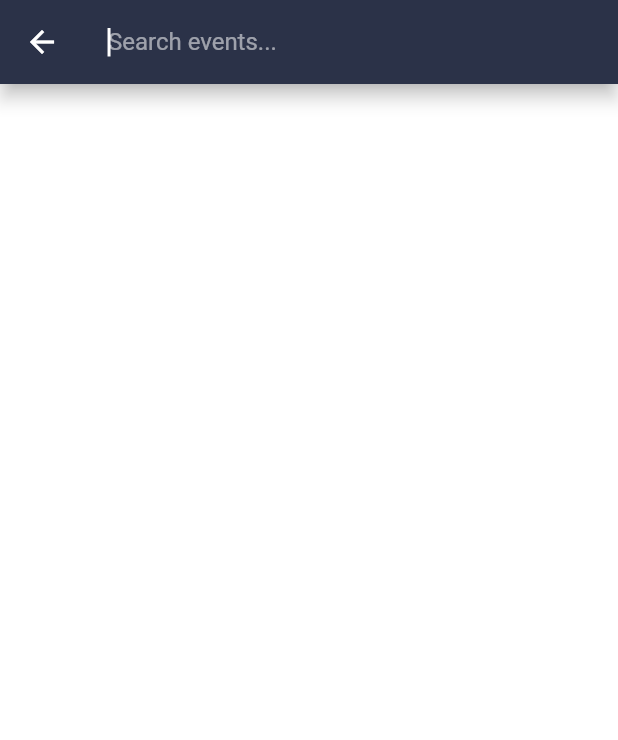
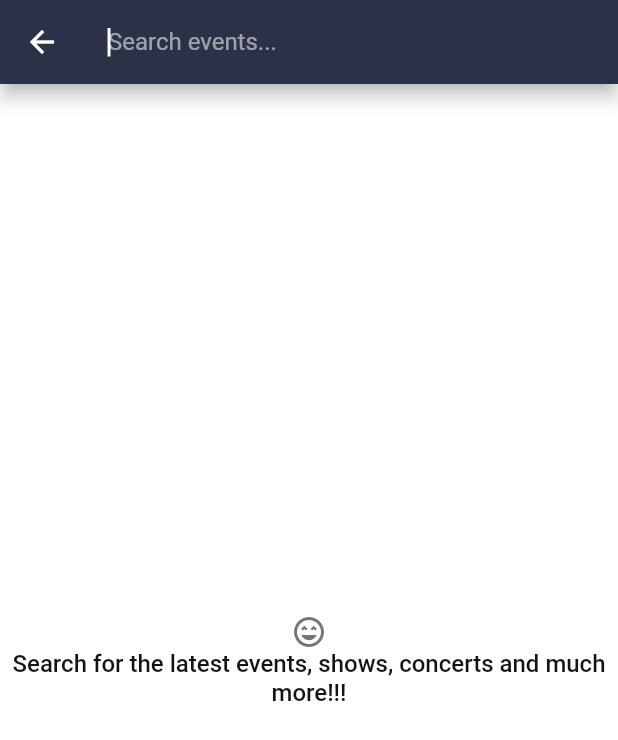
Before and after one commit to kaxp/Digital, a Flutter app: the SearchPage screen opened by its route, on a phone screen of 412 x 824 dp. Shown: the top 740 px of the screen. Run offline on Flutter 3.47's test engine with Material 2 defaults, Android fonts, the phone set to English and light mode, and no system bars; our stand-ins replace bloc, cached_network_image, connectivity_plus, dio, easy_debounce, equatable and 4 more; generated files the repository leaves out were written again; network calls fail; Roboto replaces fonts that are missing (RatMedium).

Commit message:
feature: add custom snackbar (#25)

```diff
--- /dev/null
+++ b/lib/components/molecules/snackbar/custom_snackbar.dart
@@ -0,0 +1,74 @@
+import 'package:flutter/material.dart';
+import 'package:flutter_base_template_1/components/atoms/typography/header3.dart';
+import 'package:flutter_base_template_1/components/atoms/typography/header4.dart';
+import 'package:flutter_base_template_1/config/themes/assets/app_colors.dart';
+import 'package:flutter_base_template_1/constants/spacing_constants.dart';
+
+class CustomSnackbar extends SnackBar {
+  CustomSnackbar({
+    super.key,
+    required String message,
+    Duration? duration,
+    String? actionText,
+    VoidCallback? onActionTap,
+    super.margin = const EdgeInsets.all(kSpacingSmall),
+  }) : super(
+          content: _SnackbarContent(
+            message: message,
+            actionText: actionText,
+            onActionTap: onActionTap,
+          ),
+          duration: duration ?? const Duration(seconds: 2),
+          behavior: SnackBarBehavior.floating,
+        );
+
+  static void show(BuildContext context, {required String message}) {
+    ScaffoldMessenger.of(context).showSnackBar(
+      CustomSnackbar(
+        message: message,
+      ),
+    );
+  }
+}
+
+class _SnackbarContent extends StatelessWidget {
+  const _SnackbarContent({
+    required this.message,
+    required this.actionText,
+    required this.onActionTap,
+  });
+
+  final String message;
+  final String? actionText;
+  final VoidCallback? onActionTap;
+
+  @override
+  Widget build(BuildContext context) {
+    return Column(
+      mainAxisSize: MainAxisSize.min,
+      crossAxisAlignment: CrossAxisAlignment.start,
+      children: [
+        Header3(
+          title: message,
+          color: AppColors.backgroundColor,
+        ),
+        if (actionText != null)
+          Padding(
+            padding: const EdgeInsets.only(top: kSpacingXSmall),
+            child: GestureDetector(
+              onTap: onActionTap,
+              child: Row(
+                mainAxisAlignment: MainAxisAlignment.end,
+                children: [
+                  Header4(
+                    title: actionText!,
+                    color: AppColors.lightGreyColor,
+                  )
+                ],
+              ),
+            ),
+          )
+      ],
+    );
+  }
+}
--- a/lib/l10n/intl_en.arb
+++ b/lib/l10n/intl_en.arb
@@ -7,5 +7,7 @@
     "invalidClientIdError": "Client Id is invalid, please check and try again",
     "unknownError": "Sorry, something went wrong",
     "myFavouriteEvents" : "My Favourite events",
-    "searchEvents" : "Search events..."
+    "searchEvents" : "Search events...",
+    "searchForEvents" : "Search for the latest events, shows, concerts and much more!!!",
+    "noResultFound" : "Sorry, no matching result found!\nPlease try searching with a different input."
 }
--- a/lib/modules/search/bloc/search_bloc.dart
+++ b/lib/modules/search/bloc/search_bloc.dart
@@ -27,6 +27,7 @@ class SearchBloc extends Cubit<SearchState> {
     }
 
     try {
+      emit(SearchLoading());
       final response = await _searchRepo.fetchEvents(
         searchString: searchString,
         page: state.page,
--- a/lib/modules/search/pages/search_page.dart
+++ b/lib/modules/search/pages/search_page.dart
@@ -1,9 +1,11 @@
 import 'dart:async';
 
 import 'package:flutter/material.dart';
+import 'package:flutter_base_template_1/components/atoms/typography/header2.dart';
 import 'package:flutter_base_template_1/components/molecules/app_bar/custom_appbar.dart';
 import 'package:flutter_base_template_1/components/molecules/loading_overlay/loading_overlay.dart';
 import 'package:flutter_base_template_1/components/molecules/search_input_box/custom_search_input_box.dart';
+import 'package:flutter_base_template_1/components/molecules/snackbar/custom_snackbar.dart';
 import 'package:flutter_base_template_1/components/organisms/list_views/events_list_view.dart';
 import 'package:flutter_base_template_1/constants/spacing_constants.dart';
 import 'package:flutter_base_template_1/generated/l10n.dart';
@@ -53,10 +55,47 @@ class _SearchPageState extends State<SearchPage> {
       ),
       body: BlocConsumer<SearchBloc, SearchState>(
         bloc: _searchBloc,
-        listener: (context, state) {},
+        listener: (context, state) {
+          if (state is SearchError) {
+            ScaffoldMessenger.of(context).showSnackBar(
+              CustomSnackbar(
+                message: state.errorMessage,
+                duration: const Duration(seconds: 5),
+              ),
+            );
+          }
+        },
         builder: (context, state) {
-          if (state is SearchEmpty || state is SearchInitial) {
-            return Container();
+          if (state is SearchInitial) {
+            return Center(
+              child: Column(
+                mainAxisAlignment: MainAxisAlignment.center,
+                children: [
+                  const Icon(
+                    Icons.sentiment_very_satisfied_outlined,
+                  ),
+                  Header2(
+                    textAlign: TextAlign.center,
+                    title: S.current.searchForEvents,
+                  ),
+                ],
+              ),
+            );
+          } else if (state is SearchEmpty) {
+            return Center(
+              child: Column(
+                mainAxisAlignment: MainAxisAlignment.center,
+                children: [
+                  const Icon(
+                    Icons.sentiment_very_dissatisfied_rounded,
+                  ),
+                  Header2(
+                    textAlign: TextAlign.center,
+                    title: S.current.noResultFound,
+                  ),
+                ],
+              ),
+            );
           }
 
           return LoadingOverlay(
```
Also changed, not shown: lib/generated/intl/messages_en.dart, lib/generated/l10n.dart.
